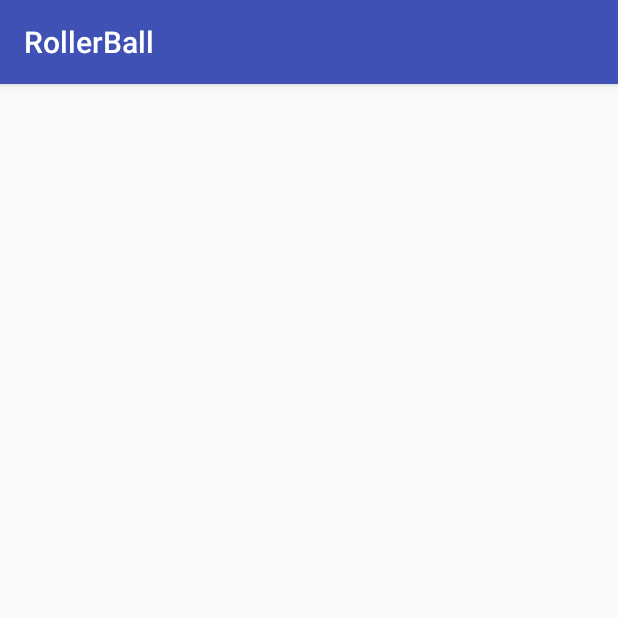
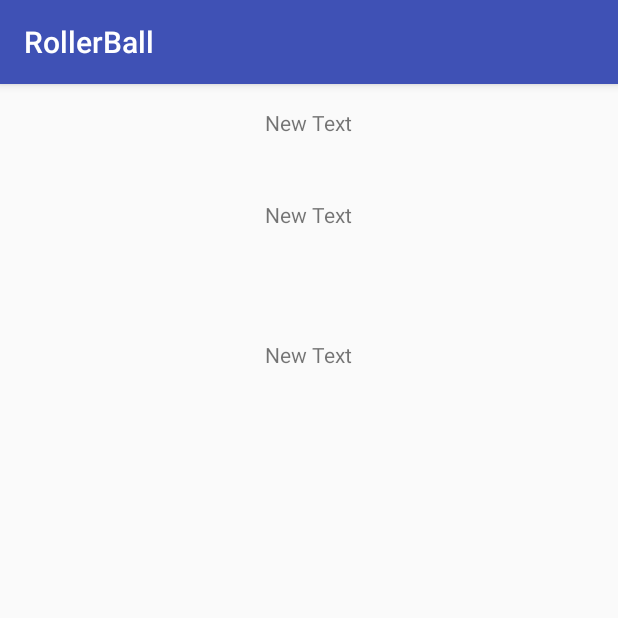
Before and after one commit to Ehtram/RollerBall, an Android app: the screen it shows after launch (MainActivity), on a phone screen of 412 x 824 dp, the top half of it. Run offline under Robolectric (Android 15) with nearby library versions, the phone set to English and light mode, and no system bars.

Commit message:
Adding Gyroscope try

```diff
--- a/app/src/main/java/iut63/iut/rollerball/MainActivity.java
+++ b/app/src/main/java/iut63/iut/rollerball/MainActivity.java
@@ -2,11 +2,14 @@ package iut63.iut.rollerball;
 
 import android.content.Context;
 import android.hardware.Sensor;
+import android.hardware.SensorEvent;
+import android.hardware.SensorEventListener;
 import android.hardware.SensorManager;
 import android.support.v7.app.AppCompatActivity;
 import android.os.Bundle;
+import android.widget.TextView;
 
-public class MainActivity extends AppCompatActivity {
+public class MainActivity extends AppCompatActivity implements SensorEventListener {
 
     private SensorManager mSensorManager;
     private Sensor mSensor;
@@ -18,6 +21,18 @@ public class MainActivity extends AppCompatActivity {
 
         mSensorManager = (SensorManager) getSystemService(Context.SENSOR_SERVICE);
         mSensor = mSensorManager.getDefaultSensor(Sensor.TYPE_GYROSCOPE);
+        mSensorManager.registerListener(this, mSensor, SensorManager.SENSOR_DELAY_UI);
+    }
+
+    public void onSensorChanged ( SensorEvent event){
+            ((TextView)findViewById(R.id.mtextView1)).setText(String.valueOf(event.values[0]));
+            ((TextView)findViewById(R.id.mtextView2)).setText(String.valueOf(event.values[1]));
+            ((TextView)findViewById(R.id.mtextView3)).setText(String.valueOf(event.values[2]));
+
+    }
+
+    @Override
+    public void onAccuracyChanged(Sensor sensor, int accuracy) {
 
     }
 }
--- a/app/src/main/res/layout/activity_main.xml
+++ b/app/src/main/res/layout/activity_main.xml
@@ -9,4 +9,29 @@
     android:paddingTop="@dimen/activity_vertical_margin"
     tools:context="iut63.iut.rollerball.MainActivity">
 
+    <TextView
+        android:layout_width="wrap_content"
+        android:layout_height="wrap_content"
+        android:text="New Text"
+        android:id="@+id/mtextView1"
+        android:layout_alignParentTop="true"
+        android:layout_centerHorizontal="true" />
+
+    <TextView
+        android:layout_width="wrap_content"
+        android:layout_height="wrap_content"
+        android:text="New Text"
+        android:id="@+id/mtextView2"
+        android:layout_below="@+id/mtextView1"
+        android:layout_centerHorizontal="true"
+        android:layout_marginTop="42dp" />
+
+    <TextView
+        android:layout_width="wrap_content"
+        android:layout_height="wrap_content"
+        android:text="New Text"
+        android:id="@+id/mtextView3"
+        android:layout_below="@+id/mtextView2"
+        android:layout_centerHorizontal="true"
+        android:layout_marginTop="74dp" />
 </RelativeLayout>
```
